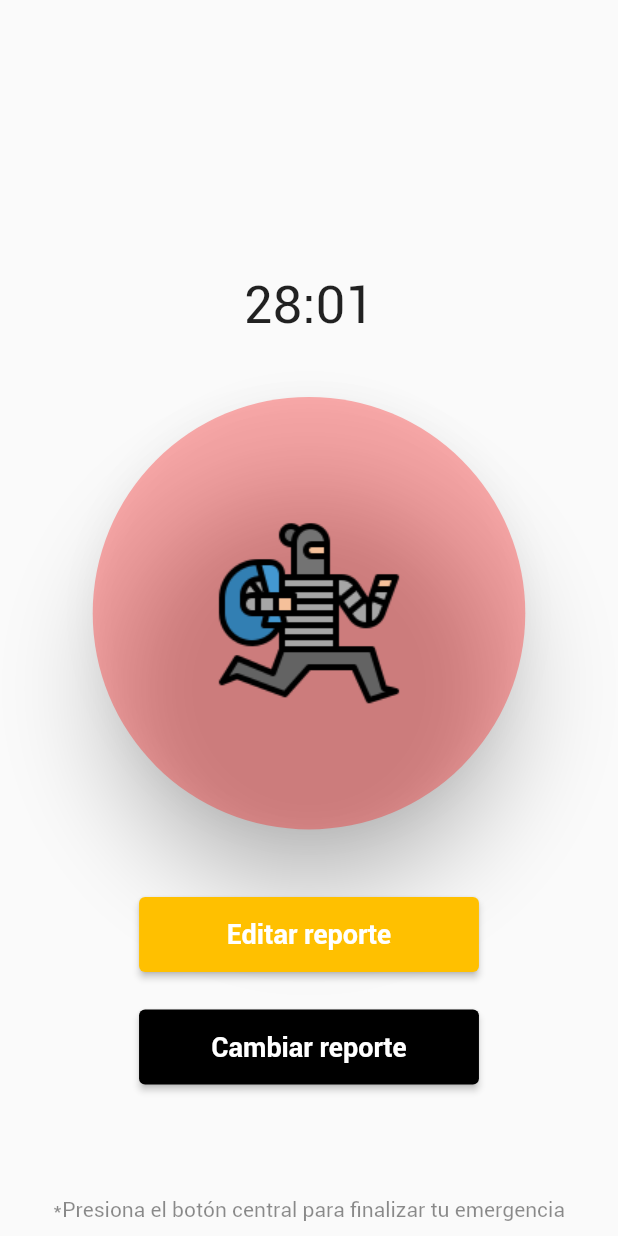
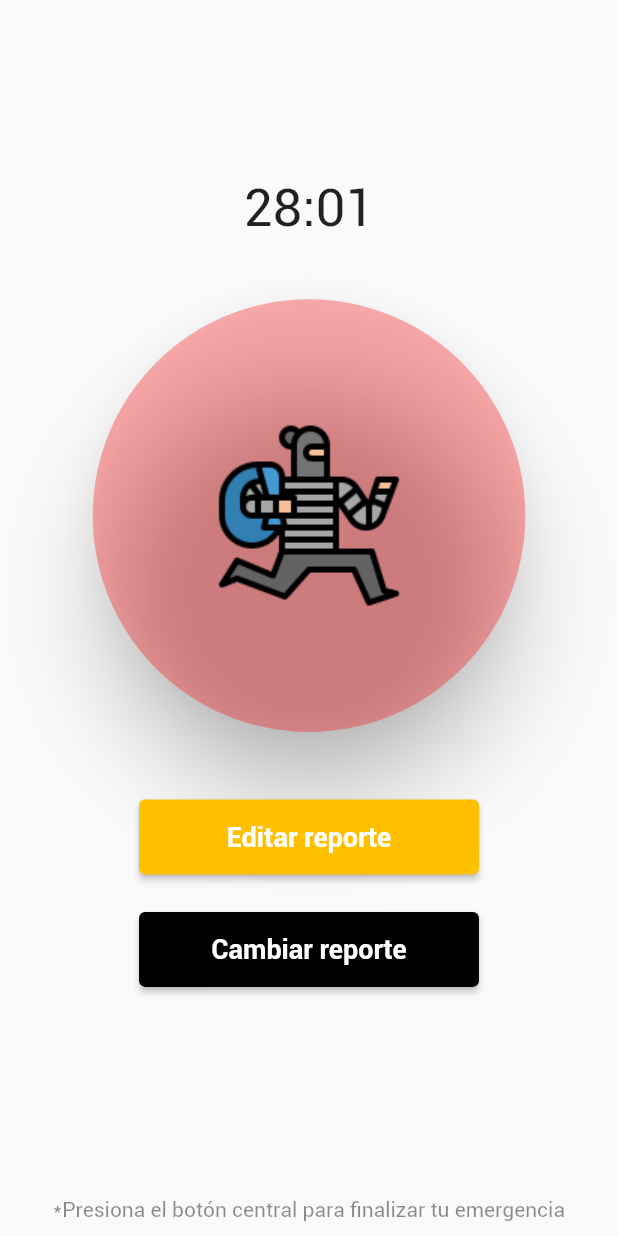
Before and after one commit to JnPabloS/Boton-de-panico, a Flutter app: the ButtonAlertWidget widget shown alone on an empty page, opened directly with empty values, on a phone screen of 412 x 824 dp. Run offline on Flutter 3.47's test engine with Material 2 defaults, Android fonts, the phone set to English and light mode, and no system bars; our stand-ins replace fluttertoast, location, pin_code_fields, shared_preferences; accounts and stored records are empty.

Commit message:
Correccion en dimensiones de la pantalla

```diff
--- a/lib/widgets/button_alert_widget.dart
+++ b/lib/widgets/button_alert_widget.dart
@@ -119,7 +119,7 @@ class _ButtonAlertWidgetState extends State<ButtonAlertWidget> {
             ),
           ),
 
-          const SizedBoxWidget(heightSized: 75),
+          SizedBoxWidget(heightSized: MediaQuery.of(context).size.height*0.17),
 
           const Text(
             "*Presiona el botón central para finalizar tu emergencia",
```
